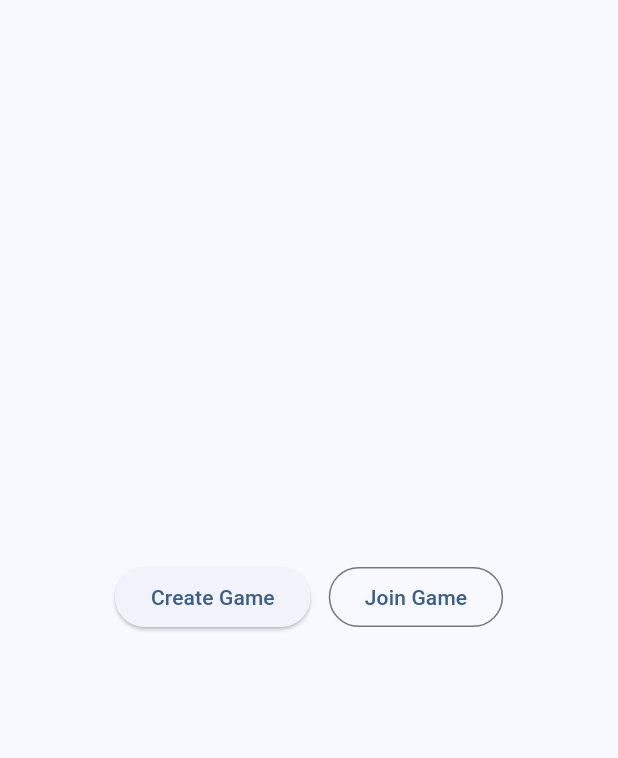
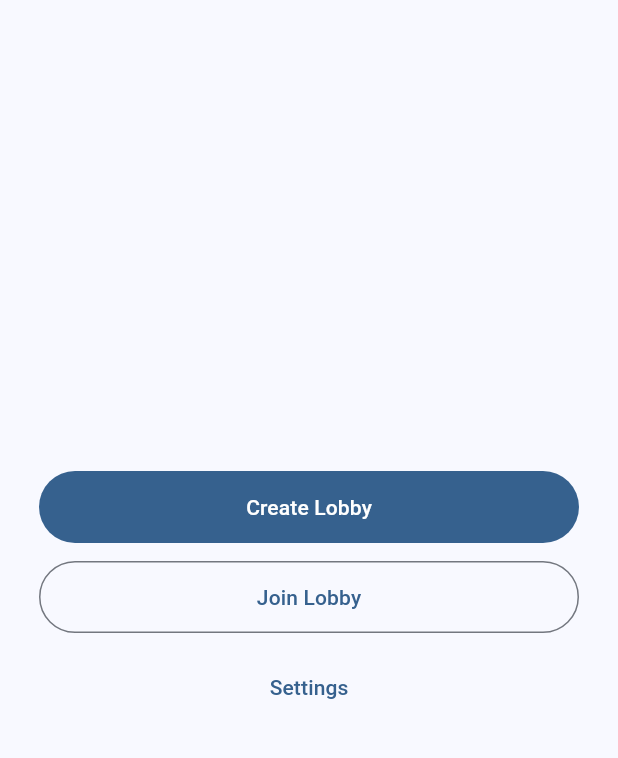
Before and after one commit to Sisghe/busted, a Flutter app: the screen it shows after launch, on a phone screen of 412 x 824 dp, the part 63-821 px from its top. Run offline on Flutter 3.47's test engine with Material 3 defaults, Android fonts, the phone set to English and light mode, and no system bars.

Commit message:
Struttura base

```diff
--- a/lib/main.dart
+++ b/lib/main.dart
@@ -1,6 +1,7 @@
 import 'package:flutter/material.dart';
-import 'screens/create_game_screen.dart';
-import 'screens/join_game_screen.dart';
+import 'screens/home_screen.dart';
+import 'screens/create_lobby_screen.dart';
+import 'screens/join_lobby_screen.dart';
 
 void main() => runApp(const BustedApp());
 
@@ -12,43 +13,12 @@ class BustedApp extends StatelessWidget {
     return MaterialApp(
       title: 'Busted',
       theme: ThemeData(useMaterial3: true, colorSchemeSeed: Colors.blue),
-
-      // 👉 usa `home` al posto di `initialRoute`
       home: const HomeScreen(),
-
-      // tieni le route per la navigazione
       routes: {
-        '/create': (_) => const CreateGameScreen(),
-        '/join': (_) => const JoinGameScreen(),
+        '/create': (_) => const CreateLobbyScreen(),
+        '/join': (_) => const JoinLobbyScreen(),
+        '/settings': (_) => const Placeholder(),
       },
     );
   }
 }
-
-class HomeScreen extends StatelessWidget {
-  const HomeScreen({super.key});
-
-  @override
-  Widget build(BuildContext context) {
-    return Scaffold(
-      appBar: AppBar(title: const Text('Busted')),
-      body: Center(
-        child: Wrap(
-          alignment: WrapAlignment.center,
-          spacing: 12,
-          runSpacing: 12,
-          children: [
-            ElevatedButton(
-              onPressed: () => Navigator.pushNamed(context, '/create'),
-              child: const Text('Create Game'),
-            ),
-            OutlinedButton(
-              onPressed: () => Navigator.pushNamed(context, '/join'),
-              child: const Text('Join Game'),
-            ),
-          ],
-        ),
-      ),
-    );
-  }
-}
--- /dev/null
+++ b/lib/screens/home_screen.dart
@@ -0,0 +1,42 @@
+import 'package:flutter/material.dart';
+
+class HomeScreen extends StatelessWidget {
+  const HomeScreen({super.key});
+
+  @override
+  Widget build(BuildContext context) {
+    return Scaffold(
+      appBar: AppBar(title: const Text('Busted')),
+      body: Center(
+        child: ConstrainedBox(
+          constraints: const BoxConstraints(maxWidth: 360),
+          child: Column(
+            mainAxisAlignment: MainAxisAlignment.center,
+            children: [
+              FilledButton(
+                onPressed: () => Navigator.pushNamed(context, '/create'),
+                style: FilledButton.styleFrom(
+                  minimumSize: const Size.fromHeight(48),
+                ),
+                child: const Text('Create Lobby'),
+              ),
+              const SizedBox(height: 12),
+              OutlinedButton(
+                onPressed: () => Navigator.pushNamed(context, '/join'),
+                style: OutlinedButton.styleFrom(
+                  minimumSize: const Size.fromHeight(48),
+                ),
+                child: const Text('Join Lobby'),
+              ),
+              const SizedBox(height: 12),
+              TextButton(
+                onPressed: () => Navigator.pushNamed(context, '/settings'),
+                child: const Text('Settings'),
+              ),
+            ],
+          ),
+        ),
+      ),
+    );
+  }
+}
```
Also changed, not shown: lib/screens/create_game_screen.dart (deleted, +0 -59 lines), lib/screens/create_lobby_screen.dart (added, +151 -0 lines), lib/screens/join_game_screen.dart (deleted, +0 -62 lines), lib/screens/join_lobby_screen.dart (added, +69 -0 lines), 1 other file.
